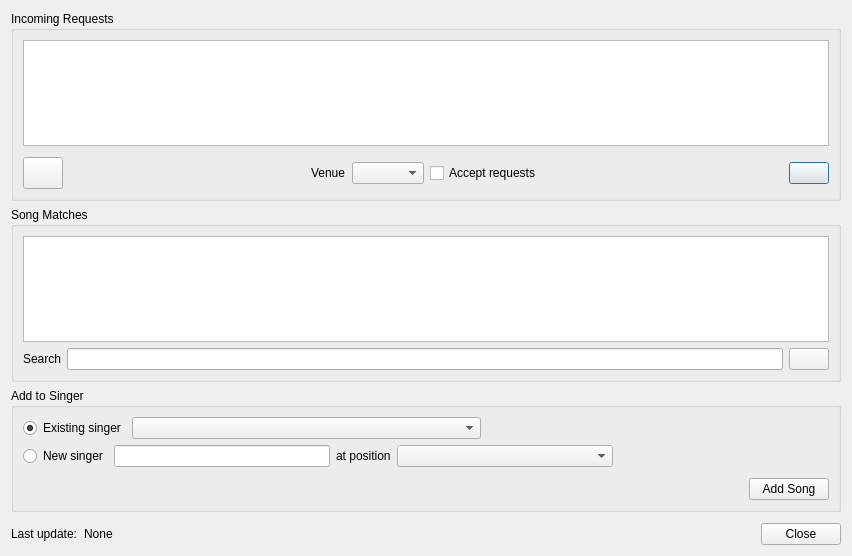
Above: OpenKJ/dlgrequests.ui from OpenKJ/OpenKJ before the change. Below: the same form after it.
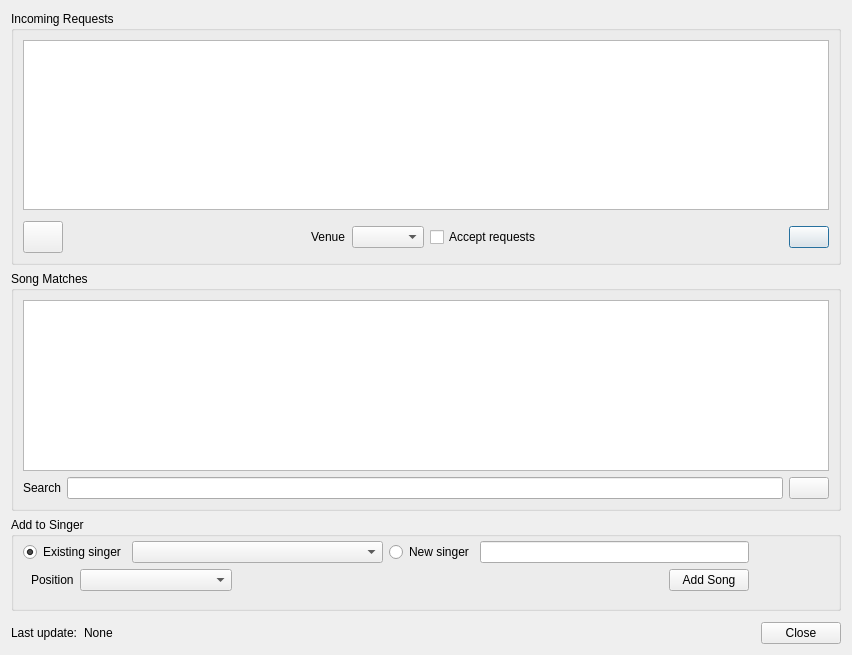
That is the form after the change. Icons and pictures are not drawn.

Commit message: Tweak requests dialog design.

Diff of the .ui file:
```diff
--- a/OpenKJ/dlgrequests.ui
+++ b/OpenKJ/dlgrequests.ui
@@ -7,7 +7,7 @@
     <x>0</x>
     <y>0</y>
     <width>852</width>
-    <height>556</height>
+    <height>655</height>
    </rect>
   </property>
   <property name="windowTitle">
@@ -206,8 +206,32 @@
       <string>Add to Singer</string>
      </property>
      <layout class="QVBoxLayout" name="verticalLayout_4">
+      <property name="topMargin">
+       <number>4</number>
+      </property>
       <item>
-       <layout class="QHBoxLayout" name="horizontalLayout_2">
+       <layout class="QHBoxLayout" name="horizontalLayout_11">
+        <property name="topMargin">
+         <number>0</number>
+        </property>
+        <property name="bottomMargin">
+         <number>8</number>
+        </property>
+        <item>
+         <layout class="QHBoxLayout" name="horizontalLayout_4">
+          <property name="topMargin">
+           <number>0</number>
+          </property>
+          <item>
+           <layout class="QVBoxLayout" name="verticalLayout_5">
+            <property name="topMargin">
+             <number>0</number>
+            </property>
+            <item>
+             <layout class="QHBoxLayout" name="horizontalLayout_7">
+              <property name="topMargin">
+               <number>0</number>
+              </property>
         <item>
          <widget class="QRadioButton" name="radioButtonExistingSinger">
           <property name="text">
@@ -228,6 +252,39 @@
           </property>
          </widget>
         </item>
+             </layout>
+            </item>
+            <item>
+             <layout class="QHBoxLayout" name="horizontalLayout_9">
+              <property name="leftMargin">
+               <number>8</number>
+              </property>
+              <property name="topMargin">
+               <number>0</number>
+              </property>
+              <item>
+               <widget class="QLabel" name="labelAddPos">
+                <property name="sizePolicy">
+                 <sizepolicy hsizetype="Minimum" vsizetype="Preferred">
+                  <horstretch>0</horstretch>
+                  <verstretch>0</verstretch>
+                 </sizepolicy>
+                </property>
+                <property name="text">
+                 <string>Position</string>
+                </property>
+               </widget>
+              </item>
+              <item>
+               <widget class="QComboBox" name="comboBoxAddPosition">
+                <property name="sizePolicy">
+                 <sizepolicy hsizetype="MinimumExpanding" vsizetype="Fixed">
+                  <horstretch>0</horstretch>
+                  <verstretch>0</verstretch>
+                 </sizepolicy>
+                </property>
+               </widget>
+              </item>
         <item>
          <spacer name="horizontalSpacer">
           <property name="orientation">
@@ -243,8 +300,18 @@
         </item>
        </layout>
       </item>
+           </layout>
+          </item>
       <item>
-       <layout class="QHBoxLayout" name="horizontalLayout_3">
+           <layout class="QVBoxLayout" name="verticalLayout_6">
+            <item>
+             <layout class="QHBoxLayout" name="horizontalLayout_8">
+              <property name="topMargin">
+               <number>0</number>
+              </property>
+              <property name="rightMargin">
+               <number>0</number>
+              </property>
         <item>
          <widget class="QRadioButton" name="radioButtonNewSinger">
           <property name="text">
@@ -255,51 +322,12 @@
         <item>
          <widget class="QLineEdit" name="lineEditSingerName"/>
         </item>
-        <item>
-         <widget class="QLabel" name="labelAddPos">
-          <property name="sizePolicy">
-           <sizepolicy hsizetype="Minimum" vsizetype="Preferred">
-            <horstretch>0</horstretch>
-            <verstretch>0</verstretch>
-           </sizepolicy>
-          </property>
-          <property name="text">
-           <string>at position</string>
-          </property>
-         </widget>
-        </item>
-        <item>
-         <widget class="QComboBox" name="comboBoxAddPosition">
-          <property name="sizePolicy">
-           <sizepolicy hsizetype="MinimumExpanding" vsizetype="Fixed">
-            <horstretch>0</horstretch>
-            <verstretch>0</verstretch>
-           </sizepolicy>
-          </property>
-         </widget>
-        </item>
-        <item>
-         <spacer name="horizontalSpacer_2">
-          <property name="orientation">
-           <enum>Qt::Horizontal</enum>
-          </property>
-          <property name="sizeHint" stdset="0">
-           <size>
-            <width>40</width>
-            <height>20</height>
-           </size>
-          </property>
-         </spacer>
-        </item>
        </layout>
       </item>
       <item>
-       <layout class="QHBoxLayout" name="horizontalLayout_4">
-        <property name="topMargin">
-         <number>5</number>
-        </property>
+             <layout class="QHBoxLayout" name="horizontalLayout_10">
         <item>
-         <spacer name="horizontalSpacer_3">
+               <spacer name="horizontalSpacer_8">
           <property name="orientation">
            <enum>Qt::Horizontal</enum>
           </property>
@@ -320,6 +348,28 @@
            <string>Add Song</string>
           </property>
          </widget>
+              </item>
+             </layout>
+            </item>
+           </layout>
+          </item>
+         </layout>
+        </item>
+        <item>
+         <spacer name="horizontalSpacer_9">
+          <property name="orientation">
+           <enum>Qt::Horizontal</enum>
+          </property>
+          <property name="sizeType">
+           <enum>QSizePolicy::Fixed</enum>
+          </property>
+          <property name="sizeHint" stdset="0">
+           <size>
+            <width>80</width>
+            <height>20</height>
+           </size>
+          </property>
+         </spacer>
         </item>
        </layout>
       </item>
```
Lines whose indentation alone changed are shown as unchanged.
